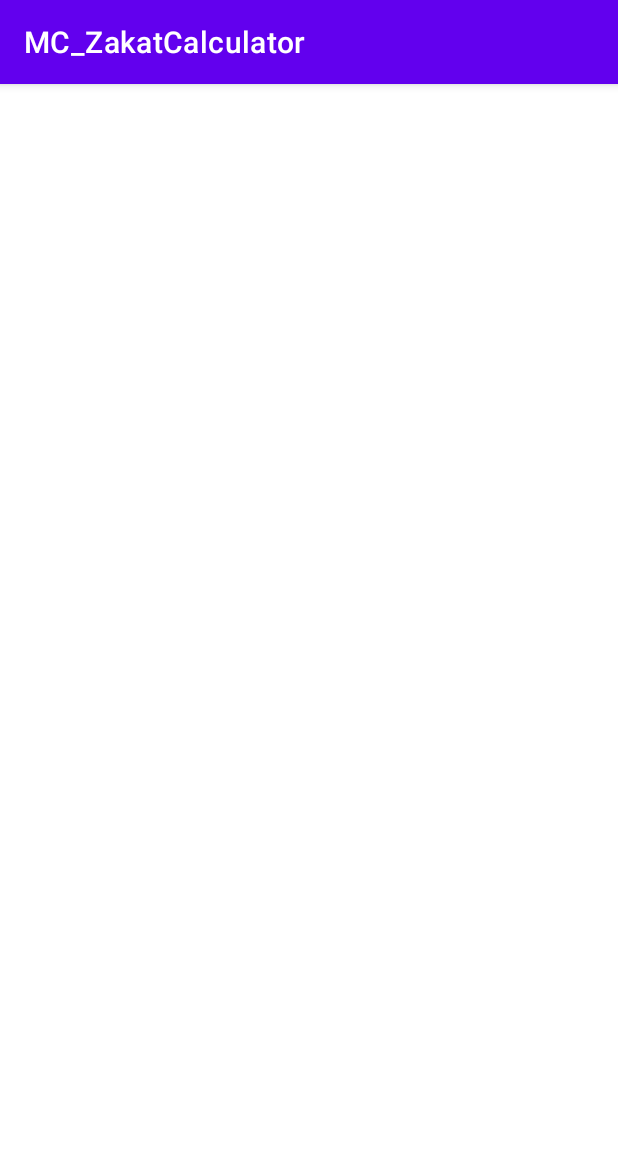
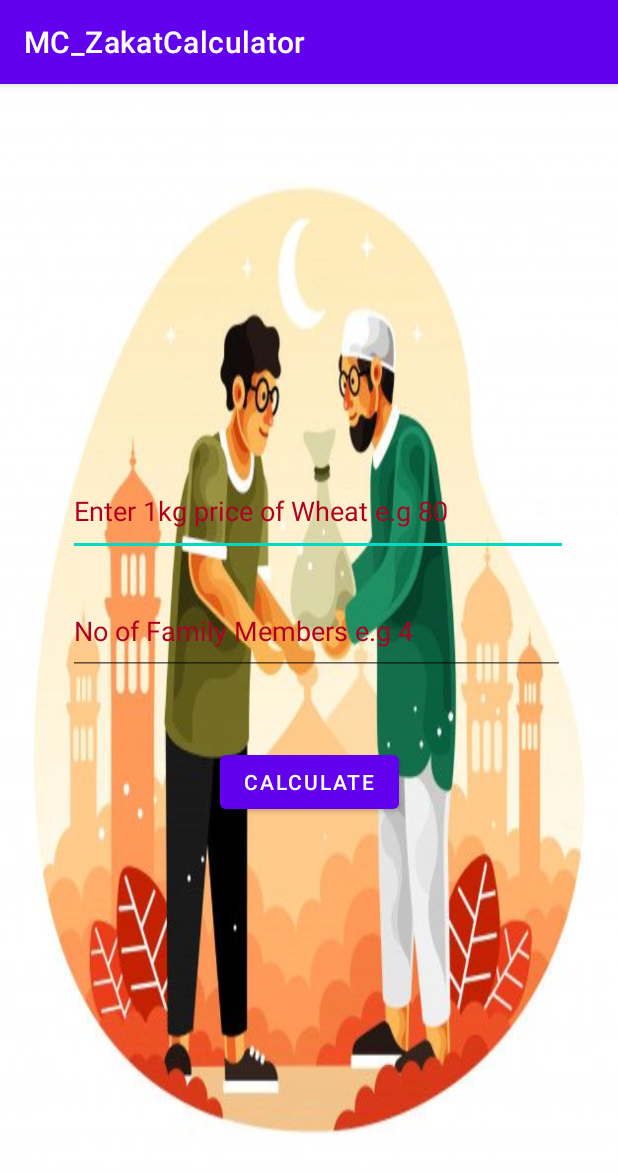
Before and after one commit to UsmannArshad/MC_Zakat-FitranaCalculator, an Android app: the WheatActivity screen opened directly, with no data from a screen before it, on a phone screen of 412 x 824 dp. Shown: the top 1173 px of the screen. Run offline under Robolectric (Android 15) with nearby library versions, the phone set to English and light mode, and no system bars.

Commit message:
Fitrana with wheat done

```diff
--- a/app/src/main/java/com/example/mc_zakatcalculator/KishmishActivity.java
+++ b/app/src/main/java/com/example/mc_zakatcalculator/KishmishActivity.java
@@ -5,7 +5,6 @@ import androidx.appcompat.app.AppCompatActivity;
 import android.os.Bundle;
 
 public class KishmishActivity extends AppCompatActivity {
-
     @Override
     protected void onCreate(Bundle savedInstanceState) {
         super.onCreate(savedInstanceState);
--- a/app/src/main/java/com/example/mc_zakatcalculator/WheatActivity.java
+++ b/app/src/main/java/com/example/mc_zakatcalculator/WheatActivity.java
@@ -3,12 +3,32 @@ package com.example.mc_zakatcalculator;
 import androidx.appcompat.app.AppCompatActivity;
 
 import android.os.Bundle;
+import android.view.View;
+import android.widget.Button;
+import android.widget.EditText;
+import android.widget.TextView;
 
 public class WheatActivity extends AppCompatActivity {
 
+    private Button submitbtn;
+    private EditText prices,member;
+    private TextView textView;
     @Override
     protected void onCreate(Bundle savedInstanceState) {
         super.onCreate(savedInstanceState);
         setContentView(R.layout.activity_wheat);
+        submitbtn=findViewById(R.id.wheatcalculate);
+        prices=findViewById(R.id.price);
+        member=findViewById(R.id.members);
+        textView=findViewById(R.id.textView);
+        submitbtn.setOnClickListener(new View.OnClickListener() {
+            @Override
+            public void onClick(View view) {
+                float pricee=Float.parseFloat(prices.getText().toString());
+                int members=Integer.parseInt(member.getText().toString());
+                float val=pricee*2*members;
+                textView.setText(Float.toString(val));
+            }
+        });
     }
 }
--- a/app/src/main/res/layout/activity_main.xml
+++ b/app/src/main/res/layout/activity_main.xml
@@ -9,25 +9,25 @@
 
     <Button
         android:id="@+id/zakatbutton"
-        android:layout_width="wrap_content"
+        android:layout_width="120dp"
         android:layout_height="wrap_content"
         android:layout_marginStart="158dp"
-        android:layout_marginTop="437dp"
+        android:layout_marginTop="436dp"
         android:layout_marginEnd="159dp"
-        android:text="Button"
+        android:height="60dp"
+        android:text="Zakat"
         app:layout_constraintEnd_toEndOf="parent"
-        app:layout_constraintHorizontal_bias="0.0"
         app:layout_constraintStart_toStartOf="parent"
         app:layout_constraintTop_toTopOf="parent" />
 
     <Button
         android:id="@+id/fitranabutton"
-        android:layout_width="wrap_content"
-        android:layout_height="wrap_content"
+        android:layout_width="120dp"
+        android:layout_height="60dp"
         android:layout_marginStart="158dp"
         android:layout_marginEnd="159dp"
-        android:layout_marginBottom="179dp"
-        android:text="Button"
+        android:layout_marginBottom="172dp"
+        android:text="Fitrana"
         app:layout_constraintBottom_toBottomOf="parent"
         app:layout_constraintEnd_toEndOf="parent"
         app:layout_constraintStart_toStartOf="parent" />
--- a/app/src/main/res/layout/activity_wheat.xml
+++ b/app/src/main/res/layout/activity_wheat.xml
@@ -4,6 +4,62 @@
     xmlns:tools="http://schemas.android.com/tools"
     android:layout_width="match_parent"
     android:layout_height="match_parent"
+    android:background="@drawable/zakat"
     tools:context=".WheatActivity">
 
+    <EditText
+        android:id="@+id/price"
+        android:layout_width="333dp"
+        android:layout_height="59dp"
+        android:layout_marginStart="45dp"
+        android:layout_marginEnd="33dp"
+        android:layout_marginBottom="21dp"
+        android:ems="10"
+        android:hint="Enter 1kg price of Wheat e.g 80"
+        android:inputType="textPersonName"
+        android:textColor="@color/design_default_color_error"
+        android:textColorHint="@color/design_default_color_error"
+        app:layout_constraintBottom_toTopOf="@+id/members"
+        app:layout_constraintEnd_toEndOf="parent"
+        app:layout_constraintStart_toStartOf="parent" />
+
+    <EditText
+        android:id="@+id/members"
+        android:layout_width="331dp"
+        android:layout_height="58dp"
+        android:layout_marginStart="45dp"
+        android:layout_marginEnd="35dp"
+        android:layout_marginBottom="47dp"
+        android:ems="10"
+        android:hint="No of Family Members e.g 4"
+        android:inputType="textPersonName"
+        android:textColor="@color/design_default_color_error"
+        android:textColorHint="@color/design_default_color_error"
+        app:layout_constraintBottom_toTopOf="@+id/wheatcalculate"
+        app:layout_constraintEnd_toEndOf="parent"
+        app:layout_constraintStart_toStartOf="parent" />
+
+    <Button
+        android:id="@+id/wheatcalculate"
+        android:layout_width="wrap_content"
+        android:layout_height="wrap_content"
+        android:layout_marginStart="160dp"
+        android:layout_marginEnd="160dp"
+        android:layout_marginBottom="43dp"
+        android:text="Calculate"
+        app:layout_constraintBottom_toTopOf="@+id/textView"
+        app:layout_constraintEnd_toEndOf="parent"
+        app:layout_constraintStart_toStartOf="parent" />
+
+    <TextView
+        android:id="@+id/textView"
+        android:layout_width="91dp"
+        android:layout_height="51dp"
+        android:layout_marginBottom="184dp"
+        android:textColor="@color/design_default_color_error"
+        android:textSize="34sp"
+        app:layout_constraintBottom_toBottomOf="parent"
+        app:layout_constraintEnd_toEndOf="parent"
+        app:layout_constraintHorizontal_bias="0.531"
+        app:layout_constraintStart_toStartOf="parent" />
 </androidx.constraintlayout.widget.ConstraintLayout>
```
